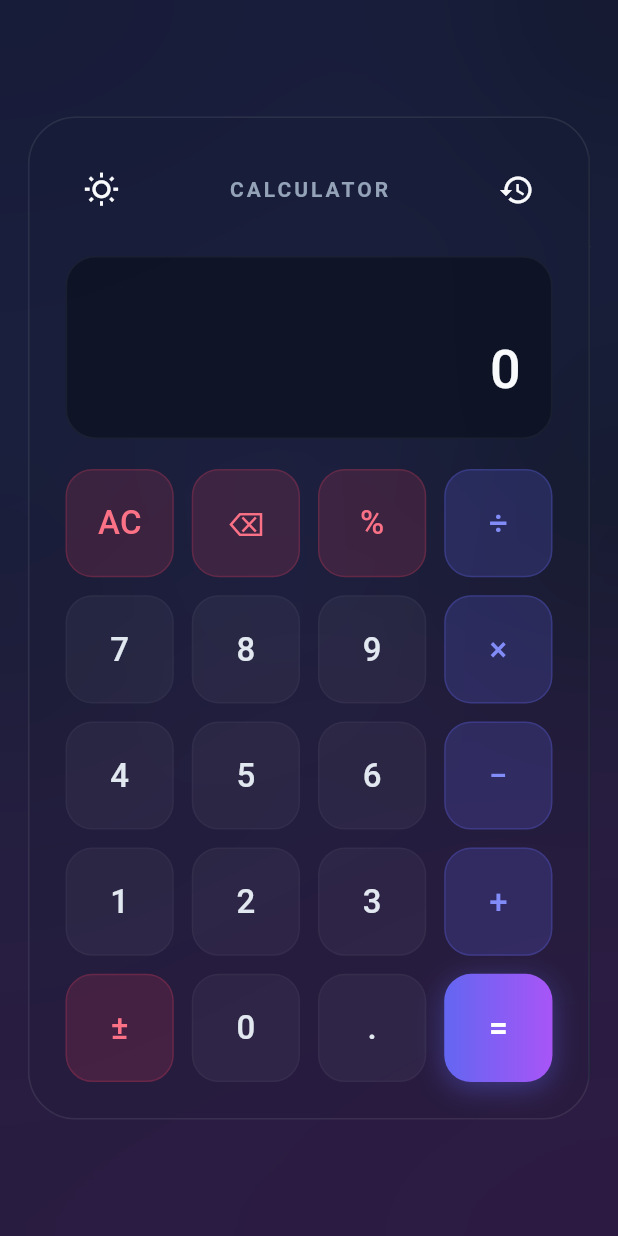
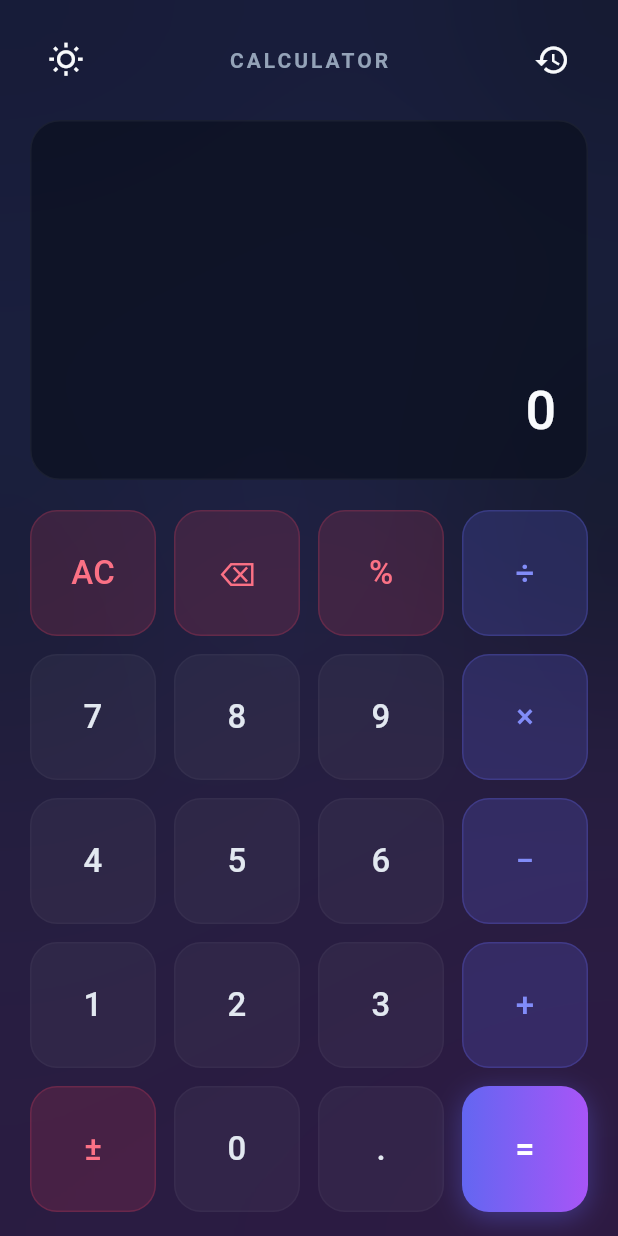
Before and after one commit to Rupam852/Calculator, a Flutter app: the screen it shows after launch, on a phone screen of 412 x 824 dp. Run offline on Flutter 3.47's test engine with Material 3 defaults, Android fonts, the phone set to English and light mode, and no system bars; our stand-ins replace shared_preferences.

Commit message:
Implement responsive full-screen layout for mobile screens in Flutter app

```diff
--- a/flutter_calculator/lib/screens/calculator_screen.dart
+++ b/flutter_calculator/lib/screens/calculator_screen.dart
@@ -51,7 +51,9 @@ class _CalculatorScreenState extends State<CalculatorScreen> {
 
         // Dimensions
         final double screenWidth = MediaQuery.of(context).size.width;
+        final bool isMobile = screenWidth <= 600;
         final double cardWidth = screenWidth > 400 ? 375.0 : screenWidth * 0.9;
+        final double drawerWidth = isMobile ? screenWidth * 0.85 : 375.0;
 
         return Scaffold(
           body: Stack(
@@ -108,103 +110,26 @@ class _CalculatorScreenState extends State<CalculatorScreen> {
 
               // 4. Main Calculator Interface
               SafeArea(
-                child: Center(
-                  child: SingleChildScrollView(
-                    padding: const EdgeInsets.symmetric(vertical: 20),
-                    child: GlassBox(
-                      width: cardWidth,
-                      color: cardBg,
-                      borderColor: cardBorder,
-                      borderRadius: BorderRadius.circular(32),
-                      padding: const EdgeInsets.all(24),
-                      child: Stack(
-                        clipBehavior: Clip.none,
-                        children: [
-                          // Active Calculator Content
-                          Column(
-                            mainAxisSize: MainAxisSize.min,
+                child: isMobile
+                    ? Padding(
+                        padding: const EdgeInsets.symmetric(horizontal: 20, vertical: 16),
+                        child: Column(
                           children: [
                             // Header
-                              Row(
-                                mainAxisAlignment: MainAxisAlignment.spaceBetween,
-                                children: [
-                                  IconButton(
-                                    icon: Icon(
-                                      isDark ? Icons.wb_sunny_outlined : Icons.dark_mode_outlined,
-                                      color: textMain,
-                                    ),
-                                    onPressed: widget.logic.toggleTheme,
-                                  ),
-                                  Text(
-                                    'CALCULATOR',
-                                    style: TextStyle(
-                                      color: textMuted,
-                                      fontWeight: FontWeight.w600,
-                                      fontSize: 14,
-                                      letterSpacing: 2.0,
-                                    ),
-                                  ),
-                                  IconButton(
-                                    icon: Icon(Icons.history, color: textMain),
-                                    onPressed: () {
-                                      setState(() {
-                                        _isHistoryOpen = true;
-                                      });
-                                    },
-                                  ),
-                                ],
-                              ),
-                              const SizedBox(height: 20),
-
-                              // Screen Display
-                              Container(
-                                width: double.infinity,
-                                constraints: const BoxConstraints(minHeight: 110),
-                                padding: const EdgeInsets.all(20),
-                                decoration: BoxDecoration(
-                                  color: screenBg,
-                                  border: Border.all(color: screenBorder),
-                                  borderRadius: BorderRadius.circular(20),
-                                ),
-                                child: Column(
-                                  mainAxisAlignment: MainAxisAlignment.end,
-                                  crossAxisAlignment: CrossAxisAlignment.end,
-                                  children: [
-                                    // Expression Preview
-                                    SingleChildScrollView(
-                                      scrollDirection: Axis.horizontal,
-                                      reverse: true,
-                                      child: Text(
-                                        widget.logic.expression +
-                                            (widget.logic.activeOperator != null
-                                                ? ' ${_getOperatorSymbol(widget.logic.activeOperator!)}'
-                                                : ''),
-                                        style: TextStyle(
-                                          color: textMuted,
-                                          fontSize: 16,
-                                          fontWeight: FontWeight.w400,
-                                        ),
-                                      ),
-                                    ),
-                                    const SizedBox(height: 6),
-                                    // Current Input
-                                    SingleChildScrollView(
-                                      scrollDirection: Axis.horizontal,
-                                      reverse: true,
-                                      child: Text(
-                                        widget.logic.currentInput,
-                                        style: TextStyle(
-                                          color: textMain,
-                                          fontSize: screenWidth < 360 ? 30 : 36,
-                                          fontWeight: FontWeight.w500,
-                                        ),
-                                      ),
-                                    ),
-                                  ],
+                            _buildHeader(textMain, textMuted),
+                            const SizedBox(height: 16),
+                            // Screen Display (Expanded on mobile to take remaining space)
+                            Expanded(
+                              child: _buildScreenDisplay(
+                                screenBg: screenBg,
+                                screenBorder: screenBorder,
+                                textMuted: textMuted,
+                                textMain: textMain,
+                                screenWidth: screenWidth,
+                                isMobile: true,
                               ),
                             ),
                             const SizedBox(height: 20),
-
                             // Keypad Grid
                             _buildKeypad(
                               isDark: isDark,
@@ -221,24 +146,68 @@ class _CalculatorScreenState extends State<CalculatorScreen> {
                             ),
                           ],
                         ),
+                      )
+                    : Center(
+                        child: SingleChildScrollView(
+                          padding: const EdgeInsets.symmetric(vertical: 20),
+                          child: GlassBox(
+                            width: cardWidth,
+                            color: cardBg,
+                            borderColor: cardBorder,
+                            borderRadius: BorderRadius.circular(32),
+                            padding: const EdgeInsets.all(24),
+                            child: Column(
+                              mainAxisSize: MainAxisSize.min,
+                              children: [
+                                _buildHeader(textMain, textMuted),
+                                const SizedBox(height: 20),
+                                _buildScreenDisplay(
+                                  screenBg: screenBg,
+                                  screenBorder: screenBorder,
+                                  textMuted: textMuted,
+                                  textMain: textMain,
+                                  screenWidth: screenWidth,
+                                  isMobile: false,
+                                ),
+                                const SizedBox(height: 20),
+                                _buildKeypad(
+                                  isDark: isDark,
+                                  btnNumBg: btnNumBg,
+                                  btnNumBorder: btnNumBorder,
+                                  btnNumText: btnNumText,
+                                  btnActionBg: btnActionBg,
+                                  btnActionBorder: btnActionBorder,
+                                  btnActionText: btnActionText,
+                                  btnOpBg: btnOpBg,
+                                  btnOpBorder: btnOpBorder,
+                                  btnOpText: btnOpText,
+                                  btnEqGradient: btnEqGradient,
+                                ),
+                              ],
+                            ),
+                          ),
+                        ),
+                      ),
+              ),
 
-                          // 5. Sliding History Drawer Overlay
+              // 5. Sliding History Drawer Overlay (Root stack level)
               AnimatedPositioned(
                 duration: const Duration(milliseconds: 350),
                 curve: Curves.easeInOutCubic,
-                            top: -24,
-                            bottom: -24,
-                            right: _isHistoryOpen ? -24 : -cardWidth - 24,
-                            width: cardWidth,
+                top: 0,
+                bottom: 0,
+                right: _isHistoryOpen ? 0 : -drawerWidth,
+                width: drawerWidth,
                 child: GlassBox(
-                              borderRadius: const BorderRadius.only(
-                                topRight: Radius.circular(32),
-                                bottomRight: Radius.circular(32),
-                                topLeft: Radius.circular(24),
-                                bottomLeft: Radius.circular(24),
+                  borderRadius: BorderRadius.only(
+                    topLeft: const Radius.circular(24),
+                    bottomLeft: const Radius.circular(24),
+                    topRight: isMobile ? Radius.zero : const Radius.circular(24),
+                    bottomRight: isMobile ? Radius.zero : const Radius.circular(24),
                   ),
                   color: historyDrawerBg,
                   borderColor: cardBorder,
+                  child: SafeArea(
                     child: Column(
                       children: [
                         // History Header
@@ -330,16 +299,99 @@ class _CalculatorScreenState extends State<CalculatorScreen> {
                     ),
                   ),
                 ),
+              ),
             ],
           ),
+        );
+      },
+    );
+  }
+
+  Widget _buildHeader(Color textMain, Color textMuted) {
+    return Row(
+      mainAxisAlignment: MainAxisAlignment.spaceBetween,
+      children: [
+        IconButton(
+          icon: Icon(
+            widget.logic.isDarkMode ? Icons.wb_sunny_outlined : Icons.dark_mode_outlined,
+            color: textMain,
           ),
+          onPressed: widget.logic.toggleTheme,
+        ),
+        Text(
+          'CALCULATOR',
+          style: TextStyle(
+            color: textMuted,
+            fontWeight: FontWeight.w600,
+            fontSize: 14,
+            letterSpacing: 2.0,
+          ),
+        ),
+        IconButton(
+          icon: Icon(Icons.history, color: textMain),
+          onPressed: () {
+            setState(() {
+              _isHistoryOpen = true;
+            });
+          },
+        ),
+      ],
+    );
+  }
+
+  Widget _buildScreenDisplay({
+    required Color screenBg,
+    required Color screenBorder,
+    required Color textMuted,
+    required Color textMain,
+    required double screenWidth,
+    required bool isMobile,
+  }) {
+    return Container(
+      width: double.infinity,
+      constraints: isMobile ? null : const BoxConstraints(minHeight: 110),
+      padding: const EdgeInsets.all(20),
+      decoration: BoxDecoration(
+        color: screenBg,
+        border: Border.all(color: screenBorder),
+        borderRadius: BorderRadius.circular(20),
+      ),
+      child: Column(
+        mainAxisAlignment: MainAxisAlignment.end,
+        crossAxisAlignment: CrossAxisAlignment.end,
+        children: [
+          // Expression Preview
+          SingleChildScrollView(
+            scrollDirection: Axis.horizontal,
+            reverse: true,
+            child: Text(
+              widget.logic.expression +
+                  (widget.logic.activeOperator != null
+                      ? ' ${_getOperatorSymbol(widget.logic.activeOperator!)}'
+                      : ''),
+              style: TextStyle(
+                color: textMuted,
+                fontSize: 16,
+                fontWeight: FontWeight.w400,
+              ),
+            ),
+          ),
+          const SizedBox(height: 6),
+          // Current Input
+          SingleChildScrollView(
+            scrollDirection: Axis.horizontal,
+            reverse: true,
+            child: Text(
+              widget.logic.currentInput,
+              style: TextStyle(
+                color: textMain,
+                fontSize: screenWidth < 360 ? 30 : 36,
+                fontWeight: FontWeight.w500,
               ),
             ),
           ),
         ],
       ),
-        );
-      },
     );
   }
 
```
Lines whose indentation alone changed are shown as unchanged.
